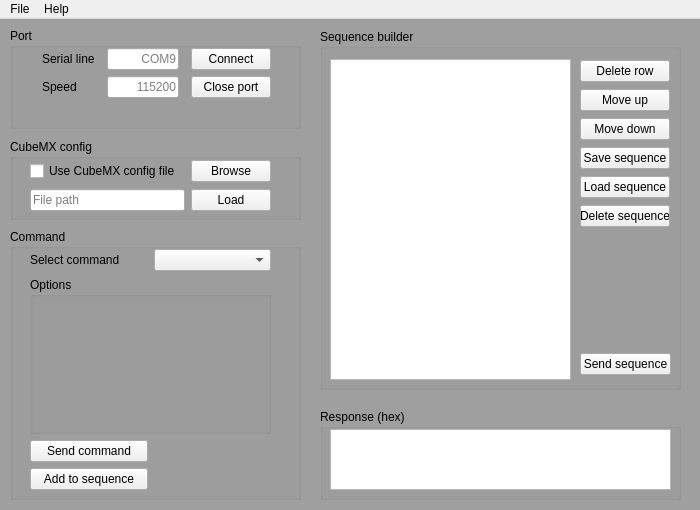
AdamStork/dipterv, file pyQt/stm_gui.ui: the form before one commit.
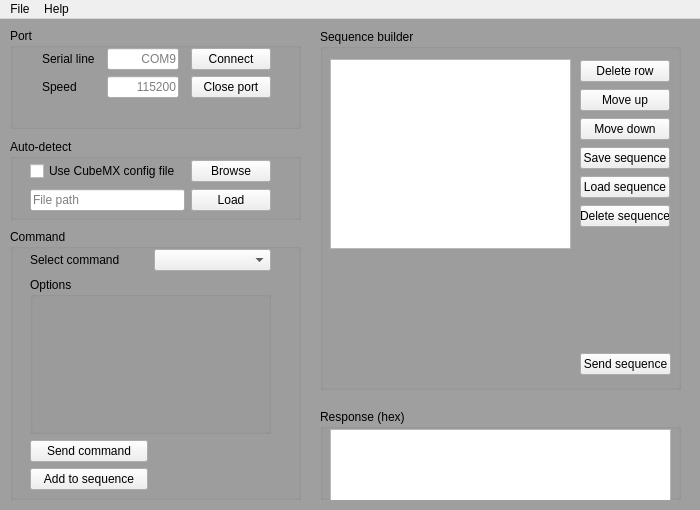
The form after the commit.

Commit message: Added sequence implementation, commands.py and config.py draft

Diff of the .ui file:
```diff
--- a/pyQt/stm_gui.ui
+++ b/pyQt/stm_gui.ui
@@ -292,7 +292,7 @@
        <x>10</x>
        <y>20</y>
        <width>341</width>
-       <height>61</height>
+       <height>73</height>
       </rect>
      </property>
      <layout class="QVBoxLayout" name="response_layout">
@@ -312,7 +312,7 @@
      </rect>
     </property>
     <property name="title">
-     <string>CubeMX config</string>
+     <string>Auto-detect</string>
     </property>
     <widget class="QWidget" name="gridLayoutWidget_4">
      <property name="geometry">
@@ -427,12 +427,12 @@
        <x>10</x>
        <y>30</y>
        <width>241</width>
-       <height>321</height>
+       <height>190</height>
       </rect>
      </property>
      <layout class="QVBoxLayout" name="sequence_list_layout">
       <item>
-       <widget class="QListView" name="seq_list"/>
+       <widget class="QListWidget" name="sequence_list"/>
       </item>
      </layout>
     </widget>
```
The commit also changes 5 other files.
